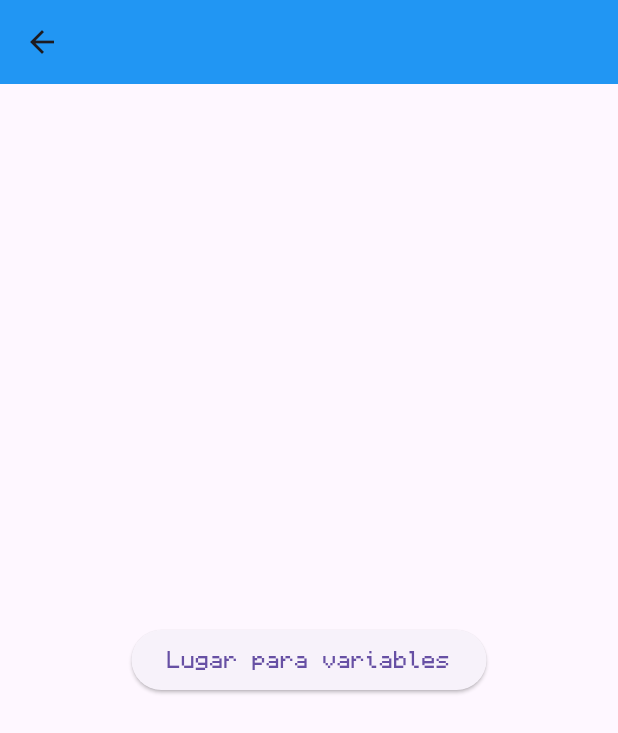
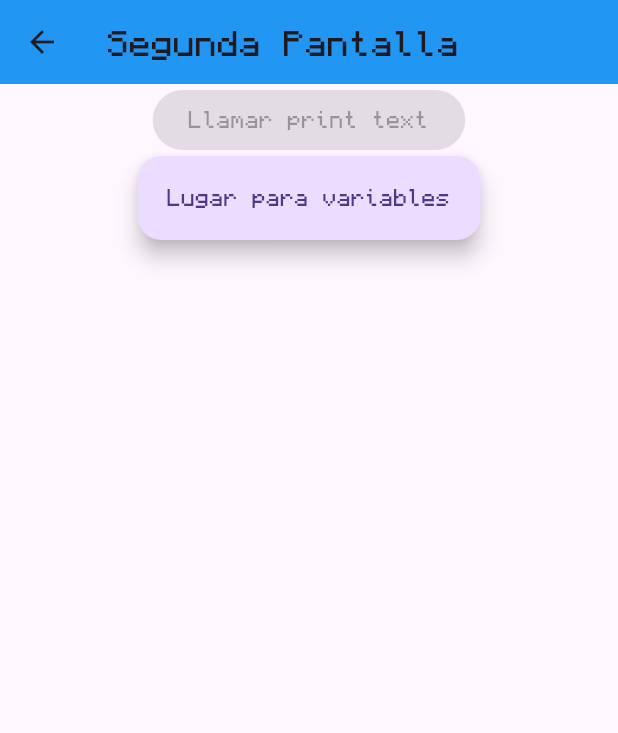
Before and after one commit to KahanaEnder/learning_app, a Flutter app: the screen it shows after launch, after a tap on the "account box" icon, after a tap on "USAME SOY UN PERSISTENT FOOTER BUTTON", on a phone screen of 412 x 824 dp. Shown: the top 733 px of the screen. Run offline on Flutter 3.47's test engine with Material 3 defaults, Android fonts, the phone set to English and light mode, and no system bars; network calls fail.

Commit message:
se agregan algunas features, se corrigen bugs con herotags y falta usar la funcion asincrona y la otra

```diff
--- a/lib/main.dart
+++ b/lib/main.dart
@@ -2,7 +2,6 @@ import 'package:flutter/material.dart';
 import 'secondary.dart';
 void main() {
   runApp(const MainApp());
-  print("INICIO LA APLICACIÓN");
 }
 
 
@@ -13,7 +12,7 @@ class MainApp extends StatelessWidget {
   @override
   Widget build(BuildContext context) {
     return MaterialApp(
-      debugShowCheckedModeBanner: false,
+      debugShowCheckedModeBanner: true,
       theme: ThemeData(
         fontFamily: 'Monocraft',
         iconTheme: const IconThemeData(color: Colors.teal),
@@ -43,7 +42,15 @@ class _ThirdAppState extends State<ThirdApp> {
   }
 
   void _printText() {
-    print("Texto");
+    setState(() {
+      print("Esto es un mensaje de debug");
+    });
+
+  }
+
+  void _otrafuncion () async {
+    await Future.delayed(Duration(seconds: 10));
+//funcion asincrona no referenciada
   }
 
   void _changeScreen() {
@@ -64,10 +71,10 @@ class _ThirdAppState extends State<ThirdApp> {
             child: Column(
               children: [
                 FloatingActionButton.extended(
+                  heroTag: "Soy otro tag",
                   tooltip: "Botón",
                   onPressed:() {
                     _function();
-                    _printText();
                   },
                   icon: const Icon(Icons.account_box, color: Colors.green),
                   label: Text(
@@ -96,7 +103,7 @@ class _ThirdAppState extends State<ThirdApp> {
                     ),
                 ),
                 Hero(
-                  tag: "flutter-example-image",
+                  tag: "flutter-example-image-2",
                   child: Image(
                     image:
                     NetworkImage("https://th.bing.com/th/id/OIP.S9ys_hBZMdBZzIOurhMTOwHaEK?rs=1&pid=ImgDetMain"),
--- a/lib/secondary.dart
+++ b/lib/secondary.dart
@@ -1,6 +1,9 @@
 import 'package:flutter/material.dart';
 
+
 class SecondaryApp extends StatefulWidget {
+
+
   const SecondaryApp({super.key});
 
   @override
@@ -12,20 +15,38 @@ class _SecondaryAppState extends State<SecondaryApp> {
 
 //Lugar para funciones
   void _cadenaPrinter() {
-    print(cadena);
+    setState(() {
+      cadena = "Cambio de String";
+    });
   }
+
 
 
   @override
   Widget build(BuildContext context) {
     return Scaffold(
       appBar: AppBar(
+        title: Text("Segunda Pantalla"),
+        leading: IconButton(
+          onPressed: Navigator.of(context).pop,
+          icon: Icon(Icons.arrow_back),
+          tooltip: "Atras",
+          ),
+
         backgroundColor: Colors.blue,
       ),
       body: Center(
-        child: ElevatedButton(
-          onPressed: _cadenaPrinter,
-          child: Text(cadena)),
+        child: Column(
+          children: [
+            ElevatedButton(
+              onPressed:null,
+              child: Text("Llamar print text")),
+            FloatingActionButton.extended(
+              onPressed: _cadenaPrinter,
+              label: Text(cadena),
+              ),
+          ],
+        ),
       ),
     );
   }
```
